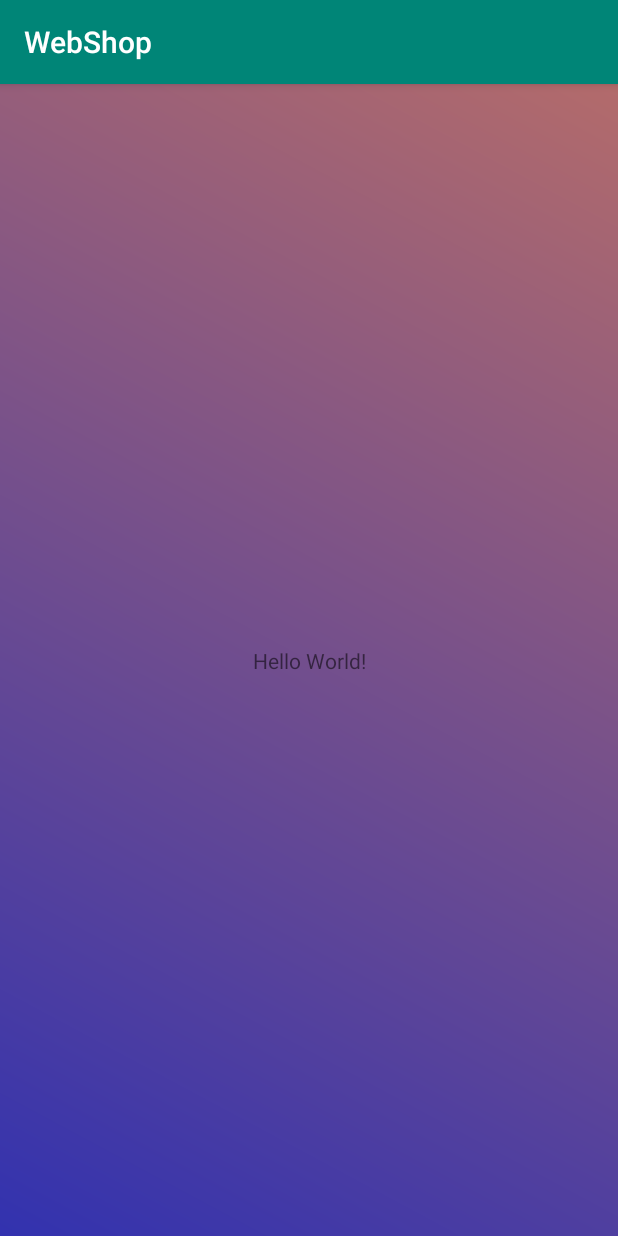
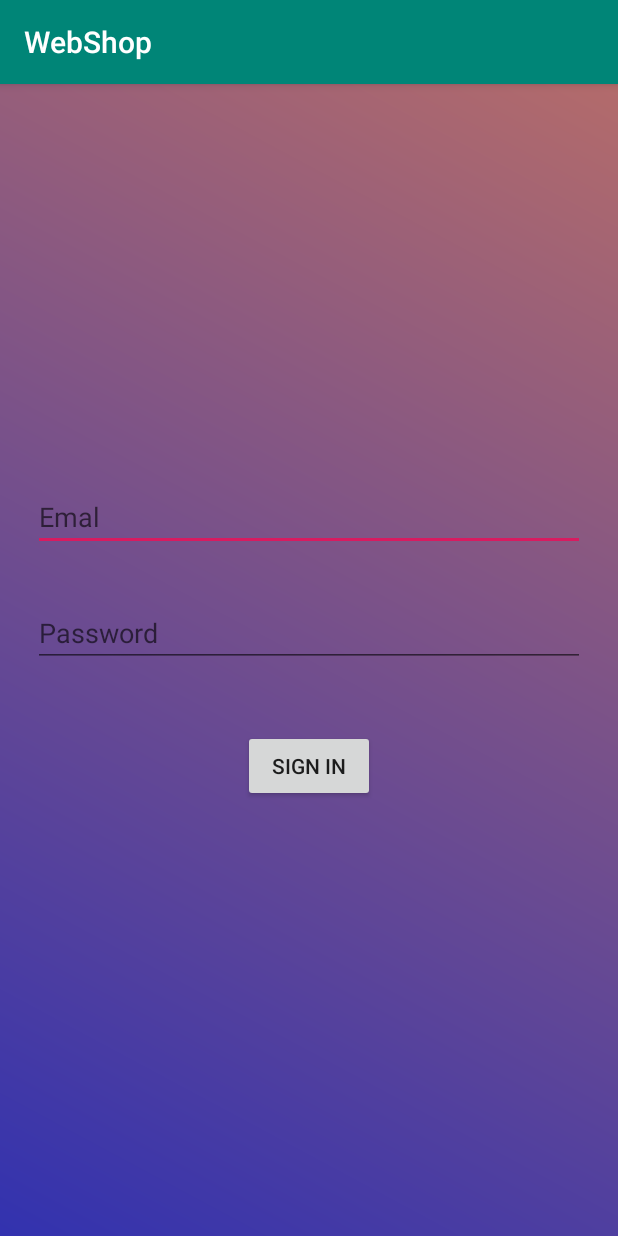
Before and after one commit to Bigjoga/WebShop, an Android app: the screen it shows after launch (MainActivity before the commit, Login after it), on a phone screen of 412 x 824 dp. Run offline under Robolectric (Android 15) with nearby library versions, the phone set to English and light mode, and no system bars.

Commit message:
Sign up and Sign in

```diff
--- a/app/build.gradle
+++ b/app/build.gradle
@@ -25,4 +25,5 @@ dependencies {
     testImplementation 'junit:junit:4.12'
     androidTestImplementation 'com.android.support.test:runner:1.0.2'
     androidTestImplementation 'com.android.support.test.espresso:espresso-core:3.0.2'
+    implementation 'com.google.android.gms:play-services-maps:16.1.0'
 }
--- /dev/null
+++ b/app/src/main/java/com/ftn/webshop/Controller/Login.java
@@ -0,0 +1,42 @@
+package com.ftn.webshop.Controller;
+
+import android.os.Bundle;
+import android.support.v7.app.AppCompatActivity;
+import android.view.View;
+import android.widget.Button;
+import android.widget.EditText;
+import android.widget.Toast;
+
+import com.ftn.webshop.R;
+import com.ftn.webshop.databaseHelper.DatabaseHelper;
+
+public class Login extends AppCompatActivity {
+
+    EditText signInEmail,signInPass;
+    Button signInButton;
+    DatabaseHelper db;
+
+    @Override
+    protected void onCreate(Bundle savedInstanceState){
+        super.onCreate(savedInstanceState);
+        setContentView(R.layout.login_page);
+
+        db = new DatabaseHelper(this);
+        signInEmail = (EditText)findViewById(R.id.emailLoginField);
+        signInPass = (EditText)findViewById(R.id.passwordLoginField);
+        signInButton = (Button)findViewById(R.id.loginButton);
+        signInButton.setOnClickListener(new View.OnClickListener() {
+            @Override
+            public void onClick(View v) {
+                String email = signInEmail.getText().toString();
+                String pass = signInPass.getText().toString();
+                Boolean checkMailAndPassword = db.emailAndPassword(email,pass);
+                if(checkMailAndPassword == true){
+                    Toast.makeText(getApplicationContext(), "Successfully login!", Toast.LENGTH_LONG).show();
+                }else{
+                    Toast.makeText(getApplicationContext(), "Wrong email or password!", Toast.LENGTH_LONG).show();
+                }
+            }
+        });
+    }
+}
--- a/app/src/main/java/com/ftn/webshop/models/User.java
+++ b/app/src/main/java/com/ftn/webshop/models/User.java
@@ -10,6 +10,11 @@ public class User {
     private Type type;
 
     public User() {
+    }
+
+    public User(String email, String password) {
+        this.email = email;
+        this.password = password;
     }
 
     public User(String email, String name, String surname, String password, Type type) {
--- a/app/src/main/res/layout/activity_main.xml
+++ /dev/null
@@ -1,20 +0,0 @@
-<?xml version="1.0" encoding="utf-8"?>
-<android.support.constraint.ConstraintLayout xmlns:android="http://schemas.android.com/apk/res/android"
-    xmlns:app="http://schemas.android.com/apk/res-auto"
-    xmlns:tools="http://schemas.android.com/tools"
-    android:layout_width="match_parent"
-    android:layout_height="match_parent"
-    android:orientation="vertical"
-    android:background="@drawable/background_design"
-    tools:context=".MainActivity">
-
-    <TextView
-        android:layout_width="wrap_content"
-        android:layout_height="wrap_content"
-        android:text="Hello World!"
-        app:layout_constraintBottom_toBottomOf="parent"
-        app:layout_constraintLeft_toLeftOf="parent"
-        app:layout_constraintRight_toRightOf="parent"
-        app:layout_constraintTop_toTopOf="parent" />
-
-</android.support.constraint.ConstraintLayout>
--- /dev/null
+++ b/app/src/main/res/layout/login_page.xml
@@ -0,0 +1,47 @@
+<?xml version="1.0" encoding="utf-8"?>
+<android.support.constraint.ConstraintLayout xmlns:android="http://schemas.android.com/apk/res/android"
+    xmlns:app="http://schemas.android.com/apk/res-auto"
+    android:layout_width="match_parent"
+    android:layout_height="match_parent"
+    android:background="@drawable/background_design"
+    android:orientation="vertical">
+
+    <EditText
+        android:id="@+id/emailLoginField"
+        android:layout_width="0dp"
+        android:layout_height="wrap_content"
+        android:layout_marginStart="22dp"
+        android:layout_marginTop="266dp"
+        android:layout_marginEnd="22dp"
+        android:ems="10"
+        android:hint="Emal"
+        android:inputType="textEmailAddress"
+        app:layout_constraintEnd_toEndOf="parent"
+        app:layout_constraintStart_toStartOf="parent"
+        app:layout_constraintTop_toTopOf="parent" />
+
+    <EditText
+        android:id="@+id/passwordLoginField"
+        android:layout_width="0dp"
+        android:layout_height="wrap_content"
+        android:layout_marginStart="22dp"
+        android:layout_marginTop="32dp"
+        android:layout_marginEnd="22dp"
+        android:ems="10"
+        android:hint="Password"
+        android:inputType="textPassword"
+        app:layout_constraintEnd_toEndOf="parent"
+        app:layout_constraintStart_toStartOf="parent"
+        app:layout_constraintTop_toBottomOf="@+id/emailLoginField" />
+
+    <Button
+        android:id="@+id/loginButton"
+        android:layout_width="wrap_content"
+        android:layout_height="wrap_content"
+        android:layout_marginTop="42dp"
+        android:text="Sign in"
+        app:layout_constraintEnd_toEndOf="parent"
+        app:layout_constraintStart_toStartOf="parent"
+        app:layout_constraintTop_toBottomOf="@+id/passwordLoginField" />
+
+</android.support.constraint.ConstraintLayout>
```
Also changed, not shown: app/src/main/AndroidManifest.xml (+7 -0 lines), app/src/main/java/com/ftn/webshop/MainActivity.java (+55 -4 lines), app/src/main/java/com/ftn/webshop/databaseHelper/DatabaseHelper.java (+49 -12 lines), app/src/main/java/com/ftn/webshop/databaseHelper/SampleDBContract.java (+14 -1 lines), app/src/main/java/com/ftn/webshop/models/Item.java (+12 -1 lines), app/src/main/res/layout/registration_page.xml (added, +87 -0 lines), app/src/main/res/layout/shop_detail.xml (added, +84 -0 lines), app/src/main/res/drawable-hdpi/ic_action_name.png (added), app/src/main/res/drawable-mdpi/ic_action_name.png (added), app/src/main/res/drawable-xhdpi/ic_action_name.png (added), app/src/main/res/drawable-xxhdpi/ic_action_name.png (added), app/src/main/res/drawable-xxxhdpi/ic_action_name.png (added), 1 other file.
